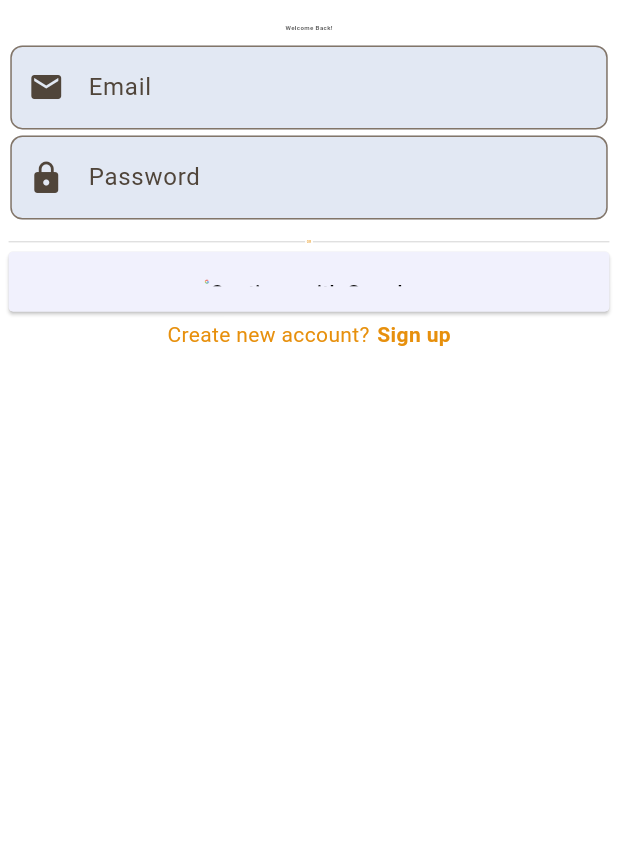
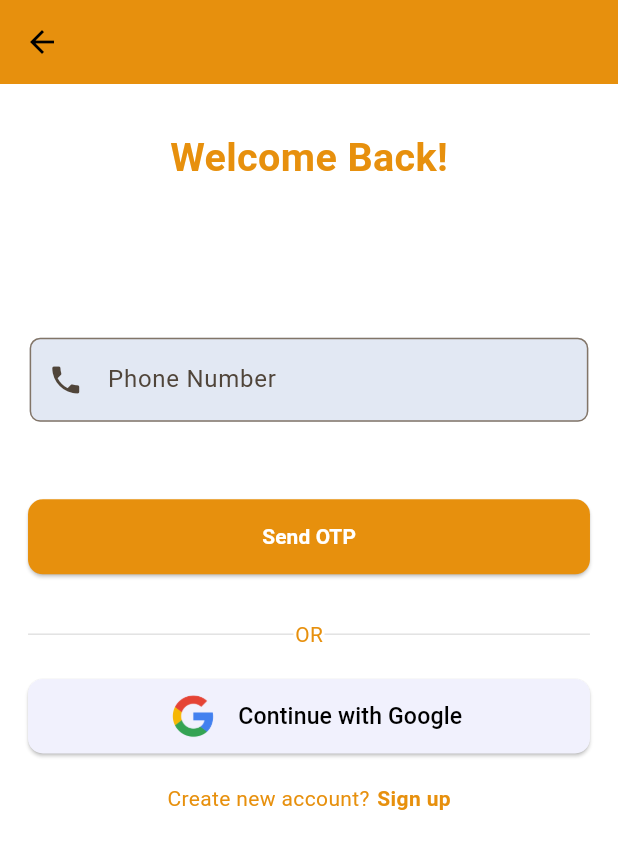
Before and after one commit to Tech-Gem/Dozer_Front-end, a Flutter app: the LoginScreen screen opened directly, on a phone screen of 412 x 824 dp. Shown: the top 849 px of the screen. Run offline on Flutter 3.47's test engine with Material 2 defaults, Android fonts, the phone set to English and light mode, and no system bars; our stand-ins replace bloc, dartz, equatable, file_picker, firebase_auth, firebase_core and 13 more; missing offline and left inert: Dozer; accounts and stored records are empty; network calls fail; Roboto replaces fonts that are missing (poppins); project files that could hold a hidden picture were left out.

Commit message:
clean and refactor code

```diff
--- a/Dozer_Mobile/dozer_owner/lib/core/routes/app_route.dart
+++ b/Dozer_Mobile/dozer_owner/lib/core/routes/app_route.dart
@@ -1,5 +1,11 @@
-import 'package:DozerOwner/features/owner_profile/domain/entities/user_entity.dart';
+import 'package:DozerOwner/core/routes/route_names.dart';
+import 'package:DozerOwner/features/authentication/presentation/screens/login_screen.dart';
+import 'package:DozerOwner/features/authentication/presentation/screens/otp_verification.dart';
+import 'package:DozerOwner/features/authentication/presentation/screens/signup_screen.dart';
+import 'package:DozerOwner/features/equipment/presentation/screens/confirm_page.dart';
+import 'package:DozerOwner/features/equipment/presentation/screens/equipment_info_filling_page.dart';
 import 'package:DozerOwner/features/owner_profile/presentation/screens/profile_page.dart';
+import 'package:DozerOwner/features/welcome.dart';
 import 'package:flutter/material.dart';
 import 'package:go_router/go_router.dart';
 
@@ -16,20 +22,58 @@ class AppRoute {
       GoRoute(
         path: '/',
         builder: (BuildContext context, GoRouterState state) {
-          final dummyUser = UserEntity(
-            id: 'dummyId',
-            firstName: 'John',
-            middleName: 'Doe',
-            lastName: 'Smith',
-            address: '123 Main St',
-            phoneNumber: '555-1234',
-            email: 'john.doe@example.com',
-            profilePictureUrl: 'https://picsum.photos/250?image=9',
-          );
+          return  LoginScreen();
+        },
+      ),
 
+      GoRoute(
+        path: '/${AppRoutes.signup}',
+        builder: (BuildContext context, GoRouterState state) {
+          return const SignUpScreen();
+        },
+      ),
+
+      GoRoute(
+        path: '/${AppRoutes.login}',
+        builder: (BuildContext context, GoRouterState state) {
+          return LoginScreen();
+        },
+      ),
+
+      GoRoute(
+        path: '/${AppRoutes.profile}',
+        builder: (BuildContext context, GoRouterState state) {
           return ProfilePage();
         },
       ),
+
+      GoRoute(
+        path: '/',
+        builder: (BuildContext context, GoRouterState state) {
+          final phoneNumber = state.queryParameters['phoneNumber'] ?? '';
+          final otpCode = state.queryParameters['otpCode'] ?? '';
+
+          return OtpVerificationScreen(
+            phoneNumber: phoneNumber,
+            otpCode: otpCode,
+          );
+        },
+      ),
+
+      GoRoute(
+        path: '/${AppRoutes.form}',
+        builder: (BuildContext context, GoRouterState state) {
+          return InfoFillingPage();
+        },
+      ),
+
+      GoRoute(
+        path: '/${AppRoutes.form}',
+        builder: (BuildContext context, GoRouterState state) {
+          return ConfirmationPage();
+        },
+      ),
+
     ],
   );
 }
--- a/Dozer_Mobile/dozer_owner/lib/core/routes/route_names.dart
+++ b/Dozer_Mobile/dozer_owner/lib/core/routes/route_names.dart
@@ -1,4 +1,15 @@
 class AppRoutes {
   static const String signup = 'signup';
+
   static const String profile = 'profile';
+
+  static const String login = 'login';
+
+  static const String welcome = 'welcome';
+
+  static const String otpVerfication = 'otpVerification';
+
+  static const String form = 'form';
+
+  static const String confirm = 'confirm';
 }
--- a/Dozer_Mobile/dozer_owner/lib/features/authentication/presentation/screens/login_screen.dart
+++ b/Dozer_Mobile/dozer_owner/lib/features/authentication/presentation/screens/login_screen.dart
@@ -1,73 +1,59 @@
+import 'package:DozerOwner/core/routes/route_names.dart';
 import 'package:DozerOwner/core/utils/colors.dart';
 import 'package:DozerOwner/core/validation/validation.dart';
 import 'package:DozerOwner/features/authentication/auth/auth.dart';
 import 'package:DozerOwner/features/authentication/presentation/screens/signup_screen.dart';
 import 'package:DozerOwner/features/authentication/presentation/widget/rounded_button.dart';
 import 'package:DozerOwner/features/authentication/presentation/widget/text_field.dart';
-import 'package:DozerOwner/features/equipment/presentation/screens/equipment_info_filling_page.dart';
 import 'package:flutter/material.dart';
 import 'package:flutter_screenutil/flutter_screenutil.dart';
+import 'package:go_router/go_router.dart';
 
 class LoginScreen extends StatefulWidget {
+  const LoginScreen({super.key});
+
   @override
   State<LoginScreen> createState() => _LoginScreenState();
 }
 
 class _LoginScreenState extends State<LoginScreen> {
-  String? errorMessage;
-  bool isLogin = true;
-  bool isEmailError = false;
-  bool isPasswordError = false;
+  String? errorMessage = '';
+  bool isPhoneNumberError = false;
+  bool isFieldEmpty = false;
 
-  final TextEditingController emailController = TextEditingController();
-  final TextEditingController passwordController = TextEditingController();
+  final TextEditingController phoneNumberController = TextEditingController();
 
-  // Future<void> signInWithEmailAndPassword() async {
-  //   try {
-  //     await Auth().(
-  //       email: emailController.text.trim(),
-  //       password: passwordController.text,
-  //     );
-  //     // Navigate to the home page after successful login
-  //     Navigator.pushAndRemoveUntil(
-  //       context,
-  //       MaterialPageRoute(builder: (context) => Home()),
-  //       (route) => false,
-  //     );
-  //   } on FirebaseAuthException catch (e) {
-  //     if (e.code == 'user-not-found') {
-  //       errorMessage = 'No user found for that email.';
-  //       isEmailError = true;
-  //       isPasswordError = false;
-  //     } else if (e.code == 'invalid-email') {
-  //       errorMessage = 'Invalid email address.';
-  //       isEmailError = true;
-  //       isPasswordError = false;
-  //     } else if (e.code == 'wrong-password') {
-  //       errorMessage = 'Wrong password provided for that user.';
-  //       isEmailError = false;
-  //       isPasswordError = true;
-  //     } else {
-  //       errorMessage = 'All fields must be filled.';
-  //       isEmailError = false;
-  //       isPasswordError = false;
-  //     }
-  //     // Update the UI to show the error message
-  //     setState(() {});
-  //   } catch (e) {
-  //     print(e);
-  //   }
-  // }
+  Future<void> signUpWithPhoneNumber() async {
+    // Validate input fields
+    if (phoneNumberController.text.trim().isEmpty) {
+      errorMessage = 'All fields must be filled.';
+      isFieldEmpty = true;
+    } else {
+      isFieldEmpty = false; // Reset isFieldEmpty if all fields are filled
+    }
+
+    if (isFieldEmpty) {
+      setState(() {});
+      return;
+    }
+
+    try {
+      // Send OTP to the provided phone number
+      final otpCode =
+          await Auth().sendOtpToPhoneNumber(phoneNumberController.text.trim());
+
+      // ignore: use_build_context_synchronously
+      context.go(
+          '/${AppRoutes.otpVerfication}?phoneNumber=${phoneNumberController.text.trim()}&otpCode=$otpCode');
+    } catch (e) {
+      print(e);
+    }
+  }
 
   Future<void> signInWithGoogle(BuildContext context) async {
     try {
       await Auth().signInWithGoogle();
-
-      // Navigate to the home screen after successful sign-in
-      Navigator.push(
-        context,
-        MaterialPageRoute(builder: (context) => InfoFillingPage()),
-      );
+      context.go('/${AppRoutes.form}');
     } catch (e) {
       print(e);
     }
@@ -77,70 +63,66 @@ class _LoginScreenState extends State<LoginScreen> {
   Widget build(BuildContext context) {
     return SafeArea(
       child: Scaffold(
+        appBar: AppBar(
+          backgroundColor: primaryColor,
+          elevation: 0,
+          leading: IconButton(
+            icon: const Icon(
+              Icons.arrow_back,
+              color: black,
+            ),
+            onPressed: () {
+              Navigator.pop(context);
+            },
+          ),
+        ),
         body: SingleChildScrollView(
-          child: Container(
-            padding: EdgeInsets.all(5.w),
           child: Column(
             crossAxisAlignment: CrossAxisAlignment.start,
             children: [
-                SizedBox(height: 10.h),
-                Center(
-                  child: Text(
+              Padding(
+                padding:  EdgeInsets.symmetric(horizontal: 17.w, vertical: 30.h),
+                child: Column(
+                  children: [
+                    Text(
                       'Welcome Back!',
                       style: TextStyle(
-                      color: greyTextColor,
-                      fontSize: 4.h,
+                        fontSize: 24.sp,
                         fontWeight: FontWeight.bold,
                       ),
                     ),
+                    SizedBox(height: 100.h),
+                    CustomTextField(
+                      controller: phoneNumberController,
+                      hintText: 'Phone Number',
+                      icon: Icons.phone,
+                      isError: isPhoneNumberError,
+                      validator: Validator.validatePhoneNumber,
                     ),
-                SizedBox(height: 6.h),
-                CustomTextField(
-                  controller: emailController,
-                  hintText: 'Email',
-                  icon: Icons.email,
-                ),
-                if (isEmailError)
+                    if (isPhoneNumberError)
                       Text(
                         errorMessage ?? '',
+                        style: const TextStyle(color: Colors.red),
+                      ),
+                    if (isFieldEmpty)
+                      const Text(
+                        'All fields must be filled.',
                         style: TextStyle(color: Colors.red),
                       ),
-                CustomTextField(
-                    controller: passwordController,
-                    hintText: 'Password',
-                    obscureText: true,
-                    icon: Icons.lock,
-                    validator: Validator.validatePassword),
-                if (isPasswordError)
-                  Text(
-                    errorMessage ?? '',
-                    style: TextStyle(color: Colors.red),
-                  ),
-                SizedBox(height: 10.h),
-                if (errorMessage != null &&
-                    errorMessage!.isNotEmpty &&
-                    !isEmailError &&
-                    !isPasswordError)
-                  Text(
-                    errorMessage!,
-                    style: const TextStyle(
-                      color: Colors.red,
-                      fontSize: 14.0,
+                    SizedBox(height: 50.h),
+                    RoundedButton(
+                      width: double.infinity,
+                      buttonColor: primaryColor,
+                      onPressed: signUpWithPhoneNumber,
+                      child: Text(
+                        'Send OTP',
+                        style: TextStyle(
+                            fontSize: 14.h,
+                            fontWeight: FontWeight.bold,
+                            color: white),
                       ),
                     ),
-                // RoundedButton(
-                //   width: double.infinity,
-                //   buttonColor: primary,
-                //   onPressed: signInWithEmailAndPassword,
-                //   child: Text(
-                //     'Login',
-                //     style: TextStyle(
-                //       fontSize: 2.h,
-                //       fontWeight: FontWeight.bold,
-                //     ),
-                //   ),
-                // ),
-                SizedBox(height: 1.h),
+                    SizedBox(height: 30.h),
                     Row(
                       children: [
                         const Expanded(
@@ -155,7 +137,7 @@ class _LoginScreenState extends State<LoginScreen> {
                           child: Text(
                             'OR',
                             style: TextStyle(
-                          fontSize: 2.h,
+                              fontSize: 14.h,
                             ),
                           ),
                         ),
@@ -168,30 +150,32 @@ class _LoginScreenState extends State<LoginScreen> {
                         ),
                       ],
                     ),
-                SizedBox(height: 1.h),
+                    SizedBox(height: 20.h),
                     RoundedButton(
                       onPressed: () {
-                    // Handle sign up with Google logic here
-                    signInWithGoogle(context);
+                        Auth().signInWithGoogle();
                       },
-                  height: 6.h,
+                      height: 50.h,
                       width: double.infinity,
                       child: Row(
                         mainAxisAlignment: MainAxisAlignment.center,
                         children: [
                           Image.asset(
                             'assets/images/google.png',
-                        height: 4.h,
-                        width: 4.h,
+                            height: 45.h,
+                            width: 45.w,
                           ),
-                      const Text(
+                          SizedBox(width: 5.w),
+                          Text(
                             'Continue with Google',
-                        style: TextStyle(color: black),
+                            style: TextStyle(color: black, fontSize: 14.sp),
                           ),
                         ],
                       ),
                     ),
-                SizedBox(height: 1.h),
+                    SizedBox(
+                      height: 20.h,
+                    ),
                     Row(
                       mainAxisAlignment: MainAxisAlignment.center,
                       children: [
@@ -204,7 +188,7 @@ class _LoginScreenState extends State<LoginScreen> {
                             Navigator.pushAndRemoveUntil(
                               context,
                               MaterialPageRoute(
-                            builder: (context) => SignUpScreen(),
+                                builder: (context) => const SignUpScreen(),
                               ),
                               (route) => false,
                             );
@@ -222,6 +206,8 @@ class _LoginScreenState extends State<LoginScreen> {
                   ],
                 ),
               ),
+            ],
+          ),
         ),
       ),
     );
--- a/Dozer_Mobile/dozer_owner/lib/features/authentication/presentation/widget/rounded_button.dart
+++ b/Dozer_Mobile/dozer_owner/lib/features/authentication/presentation/widget/rounded_button.dart
@@ -1,5 +1,6 @@
 import 'package:DozerOwner/core/utils/colors.dart';
 import 'package:flutter/material.dart';
+import 'package:flutter_screenutil/flutter_screenutil.dart';
 
 class RoundedButton extends StatelessWidget {
   final Widget child;
@@ -8,7 +9,7 @@ class RoundedButton extends StatelessWidget {
   final double width;
   final Color buttonColor;
 
-  const RoundedButton({
+  RoundedButton({
     required this.child,
     required this.onPressed,
     this.height = 50.0, // Default height
@@ -23,7 +24,7 @@ class RoundedButton extends StatelessWidget {
       style: ElevatedButton.styleFrom(
         backgroundColor: buttonColor,
         shape: RoundedRectangleBorder(
-          borderRadius: BorderRadius.circular(height / 2),
+          borderRadius: BorderRadius.circular(10.r),
         ),
       ),
       child: Container(
--- a/Dozer_Mobile/dozer_owner/lib/features/authentication/presentation/widget/text_field.dart
+++ b/Dozer_Mobile/dozer_owner/lib/features/authentication/presentation/widget/text_field.dart
@@ -10,7 +10,7 @@ class CustomTextField extends StatelessWidget {
   final bool isError;
   final String? Function(String?)?  validator;
 
-  const CustomTextField({
+  const CustomTextField({super.key,
     required this.controller,
     required this.hintText,
     this.icon,
@@ -35,7 +35,7 @@ class CustomTextField extends StatelessWidget {
           prefixIcon: icon != null ? Icon(icon) : null,
           hintText: hintText,
           border: OutlineInputBorder(
-            borderRadius: BorderRadius.circular(7.w),
+            borderRadius: BorderRadius.circular(7.r),
           ),
         ),
       ),
--- a/Dozer_Mobile/dozer_owner/lib/main.dart
+++ b/Dozer_Mobile/dozer_owner/lib/main.dart
@@ -26,7 +26,7 @@ class MyApp extends StatelessWidget {
   @override
   Widget build(BuildContext context) {
     return ScreenUtilInit(
-      designSize: const Size(360, 800),
+      designSize: const Size(375, 829),
       splitScreenMode: true,
       child: MultiBlocProvider(
         providers: [
```
Also changed, not shown: Dozer_Mobile/dozer_owner/lib/features/authentication/presentation/pages/equipment_info_filling_page.dart (deleted, +0 -10 lines), Dozer_Mobile/dozer_owner/lib/features/authentication/presentation/pages/login_page.dart (deleted, +0 -10 lines), Dozer_Mobile/dozer_owner/lib/features/authentication/presentation/pages/signup_page.dart (deleted, +0 -100 lines), Dozer_Mobile/dozer_owner/lib/features/authentication/presentation/screens/signup_screen.dart (+51 -63 lines), Dozer_Mobile/dozer_owner/lib/features/authentication/screens/login_screen.dart (+6 -5 lines), Dozer_Mobile/dozer_owner/lib/features/dependency_injection/profile_injection.dart (+24 -5 lines), Dozer_Mobile/dozer_owner/lib/features/equipment/presentation/screens/equipment_info_filling_page.dart (+15 -20 lines), Dozer_Mobile/dozer_owner/lib/features/owner_profile/presentation/screens/profile_page.dart (+7 -4 lines), Dozer_Mobile/dozer_owner/lib/features/welcome.dart (+14 -24 lines), 1 other file. Lines whose indentation alone changed are shown as unchanged.
